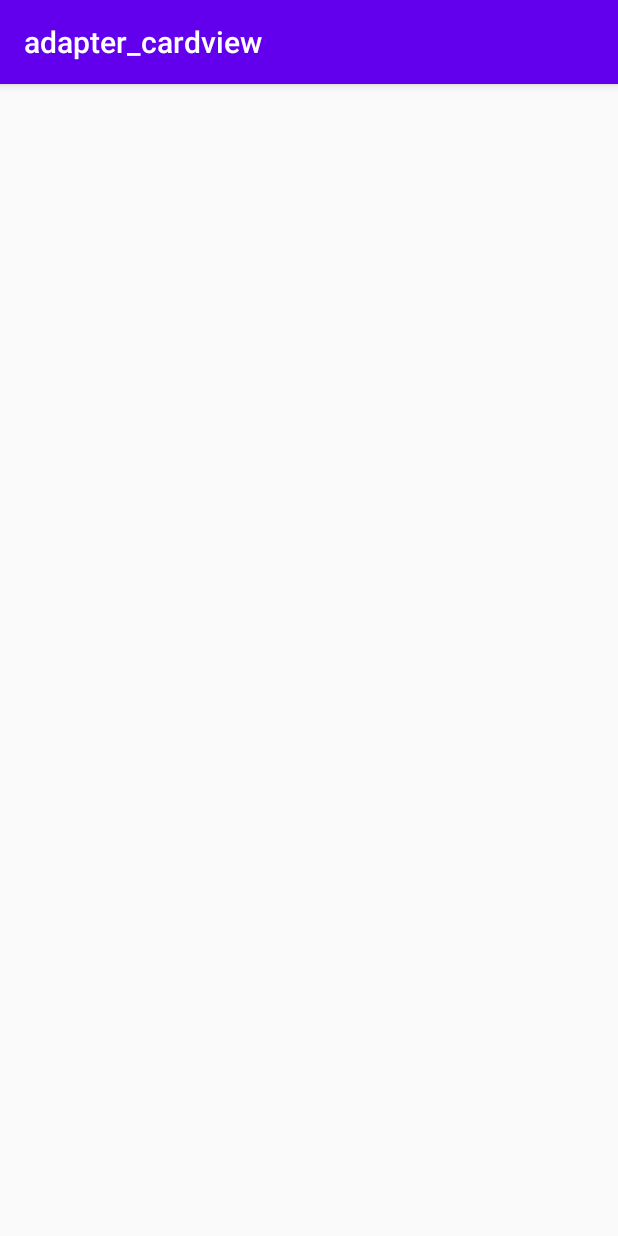
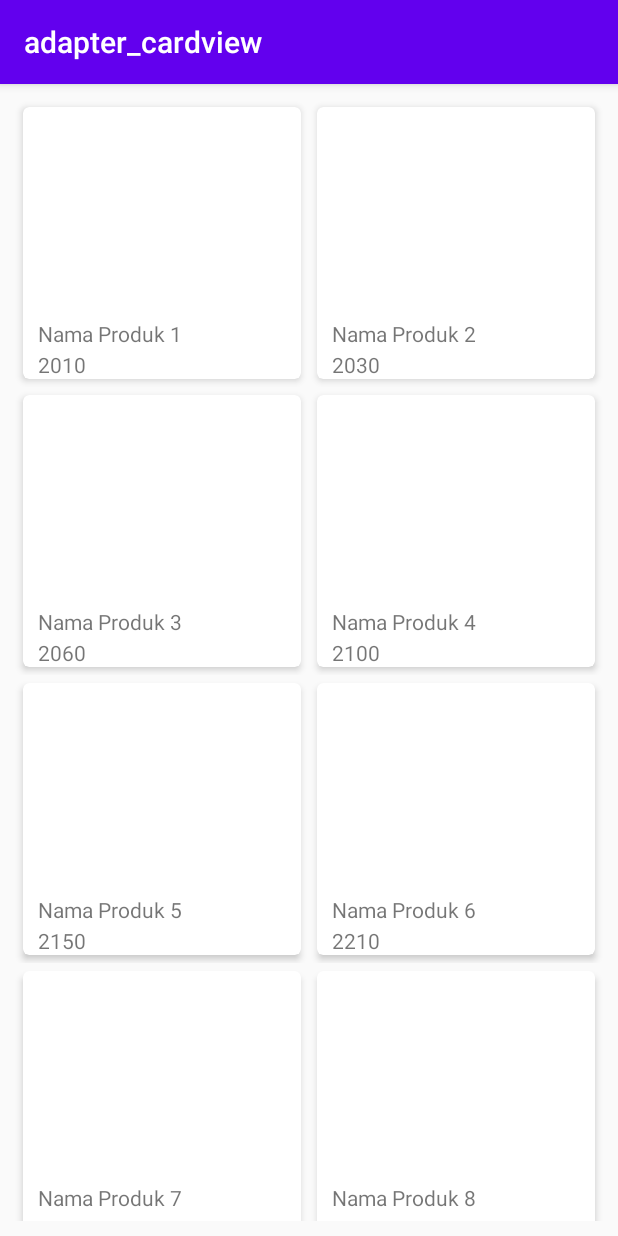
Before and after one commit to rabkawork/kotlin_adapter_recyclerview_and_cardview-, an Android app: the screen it shows after launch (MainActivity), on a phone screen of 412 x 824 dp. Run offline under Robolectric (Android 15) with nearby library versions, the phone set to English and light mode, and no system bars.

Commit message:
implement adapter to load data in mainactivity

```diff
--- a/app/build.gradle
+++ b/app/build.gradle
@@ -14,7 +14,10 @@ android {
 
         testInstrumentationRunner "androidx.test.runner.AndroidJUnitRunner"
     }
-
+    compileOptions {
+        sourceCompatibility JavaVersion.VERSION_1_8
+        targetCompatibility JavaVersion.VERSION_1_8
+    }
     buildTypes {
         release {
             minifyEnabled false
--- a/app/src/main/java/com/rab/adapter_cardview/MainActivity.kt
+++ b/app/src/main/java/com/rab/adapter_cardview/MainActivity.kt
@@ -2,10 +2,29 @@ package com.rab.adapter_cardview
 
 import androidx.appcompat.app.AppCompatActivity
 import android.os.Bundle
+import androidx.recyclerview.widget.GridLayoutManager
+import com.rab.adapter_cardview.adapter.ProdukAdapter
+import com.rab.adapter_cardview.models.Produk
+import kotlinx.android.synthetic.main.activity_main.*
+import kotlinx.android.synthetic.main.daftar_produk.*
 
 class MainActivity : AppCompatActivity() {
+
+    private var products : ArrayList<Produk> = ArrayList()
+
     override fun onCreate(savedInstanceState: Bundle?) {
         super.onCreate(savedInstanceState)
         setContentView(R.layout.activity_main)
+
+        rvProduct.layoutManager = GridLayoutManager(this, 2)
+
+        var price = 2000
+        for (i in 1..10) {
+            price += i * 10
+            val product = Produk("Nama Produk $i", price)
+            products.add(product)
+        }
+
+        rvProduct.adapter = ProdukAdapter(products)
     }
 }
--- /dev/null
+++ b/app/src/main/java/com/rab/adapter_cardview/adapter/ProdukAdapter.kt
@@ -0,0 +1,45 @@
+package com.rab.adapter_cardview.adapter
+
+import android.view.LayoutInflater
+import android.view.View
+import android.view.ViewGroup
+import android.widget.Toast
+import androidx.recyclerview.widget.RecyclerView
+import com.rab.adapter_cardview.R
+import com.rab.adapter_cardview.models.Produk
+import kotlinx.android.synthetic.main.daftar_produk.view.*
+
+class ProdukAdapter(val products: ArrayList<Produk>) : RecyclerView.Adapter<ProdukAdapter.ViewHolder>() {
+    override fun getItemCount(): Int = products.size
+
+    override fun onCreateViewHolder(parent: ViewGroup, viewType: Int): ViewHolder {
+        var view : View = LayoutInflater.from(parent.context).inflate(R.layout.daftar_produk, parent, false)
+
+        return ViewHolder(view)
+    }
+
+    override fun onBindViewHolder(holder: ViewHolder, position: Int) {
+        holder.bindData(products.get(position))
+    }
+
+
+    class ViewHolder(itemView: View) : RecyclerView.ViewHolder(itemView), View.OnClickListener {
+        private var view : View = itemView
+        private lateinit var dataProduk : Produk
+
+        init {
+            itemView.setOnClickListener(this)
+        }
+
+        override fun onClick(p0: View) {
+            Toast.makeText(view.context, "${dataProduk.nama} Diklik", Toast.LENGTH_SHORT).show()
+        }
+
+        fun bindData(product: Produk) {
+            this.dataProduk = product
+            //view.productImage.setImageResource(R.drawable.product)
+            view.productName.setText(product.nama)
+            view.productPrice.setText(product.harga.toString())
+        }
+    }
+}
--- /dev/null
+++ b/app/src/main/java/com/rab/adapter_cardview/models/Produk.kt
@@ -0,0 +1,3 @@
+package com.rab.adapter_cardview.models
+
+data class Produk(val nama : String, val harga : Int)
--- /dev/null
+++ b/app/src/main/res/layout/daftar_produk.xml
@@ -0,0 +1,47 @@
+<?xml version="1.0" encoding="utf-8"?>
+<LinearLayout xmlns:android="http://schemas.android.com/apk/res/android"
+    android:layout_width="match_parent"
+    android:layout_height="wrap_content"
+    xmlns:app="http://schemas.android.com/apk/res-auto">
+
+    <androidx.cardview.widget.CardView
+        android:id="@+id/products"
+        android:layout_width="match_parent"
+        android:layout_height="wrap_content"
+        app:cardCornerRadius="4dp"
+        android:layout_margin="5dp"
+        app:cardElevation="3dp">
+
+        <RelativeLayout
+            android:layout_width="match_parent"
+            android:layout_height="wrap_content">
+
+            <ImageView
+                android:id="@+id/productImage"
+                android:layout_width="match_parent"
+                android:layout_height="140dp"
+                android:scaleType="centerCrop"/>
+
+            <TextView
+                android:layout_marginTop="2px"
+                android:text="Harga "
+                android:id="@+id/productName"
+                android:layout_width="match_parent"
+                android:layout_height="wrap_content"
+                android:paddingLeft="10dp"
+                android:layout_below="@id/productImage"/>
+
+            <TextView
+                android:layout_marginTop="2px"
+                android:text="Nama"
+                android:id="@+id/productPrice"
+                android:layout_width="match_parent"
+                android:layout_height="wrap_content"
+                android:layout_below="@+id/productName"
+                android:paddingLeft="10dp" />
+
+        </RelativeLayout>
+
+    </androidx.cardview.widget.CardView>
+
+</LinearLayout>
```
